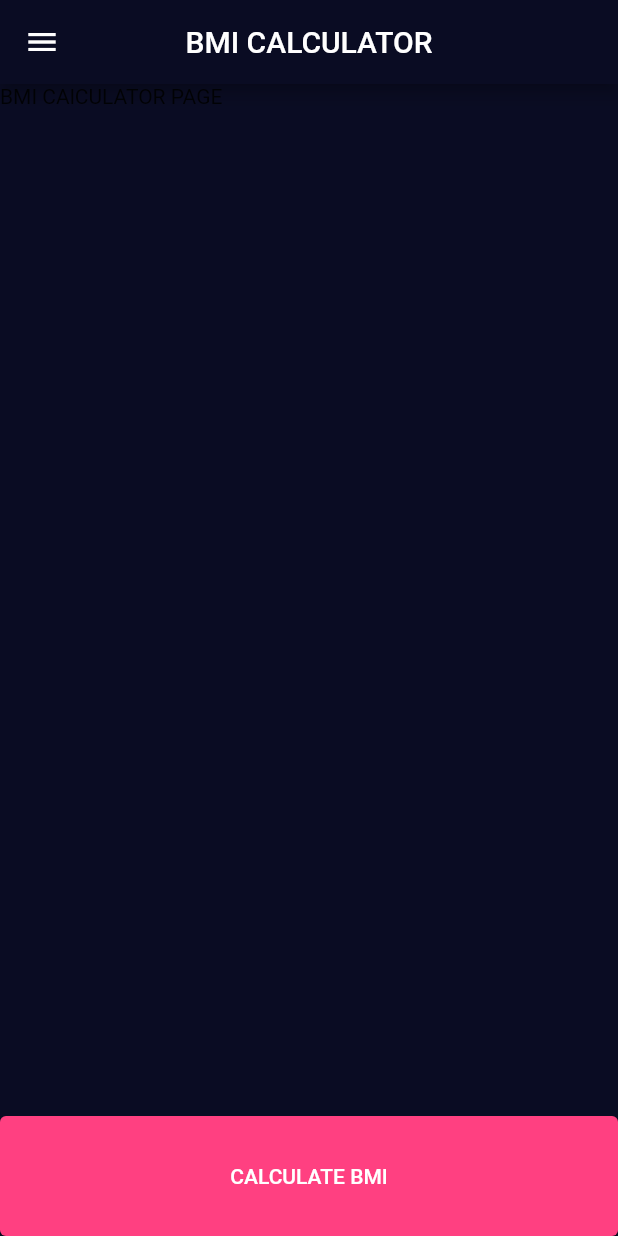
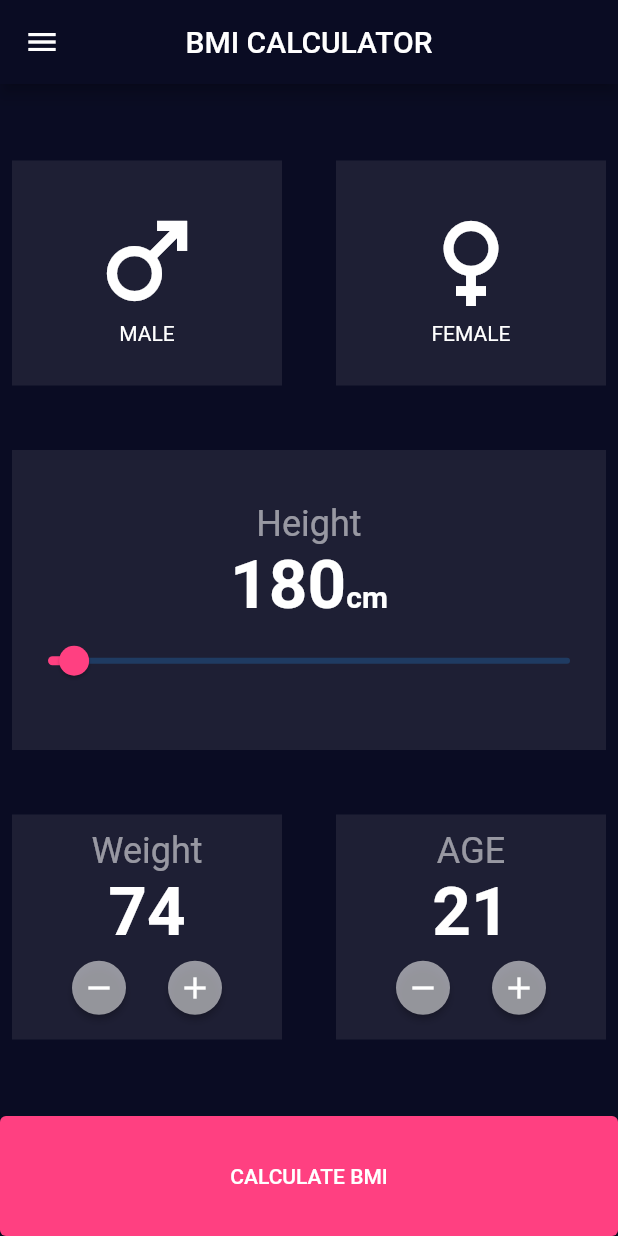
Before and after one commit to Anishh-Joshi/Flutter-Mini-Bootcamp, a Flutter app: the screen it shows after launch, on a phone screen of 412 x 824 dp. Run offline on Flutter 3.47's test engine with Material 2 defaults, Android fonts, the phone set to English and light mode, and no system bars.

Commit message:
Columns_And_Rows

```diff
--- a/analysis_options.yaml
+++ b/analysis_options.yaml
@@ -22,6 +22,8 @@ linter:
   # `// ignore_for_file: name_of_lint` syntax on the line or in the file
   # producing the lint.
   rules:
+    prefer_const_constructor:false
+    prefer_const_literal_to_create_immutable:false
     # avoid_print: false  # Uncomment to disable the `avoid_print` rule
     # prefer_single_quotes: true  # Uncomment to enable the `prefer_single_quotes` rule
 
--- a/lib/BMI.dart
+++ b/lib/BMI.dart
@@ -1,37 +1,181 @@
 import 'package:flutter/material.dart';
 
-
 class BMI extends StatefulWidget {
-  const BMI({ Key? key }) : super(key: key);
+  const BMI({Key? key}) : super(key: key);
 
   @override
   State<BMI> createState() => _BMIState();
 }
 
 class _BMIState extends State<BMI> {
+
   @override
   Widget build(BuildContext context) {
-    return  Scaffold(
-      backgroundColor:Theme.of(context).primaryColor ,
+    return Scaffold(
+      backgroundColor: Theme.of(context).primaryColor,
       appBar: AppBar(
-        title: const Text("BMI CALCULATOR"),
+        title: Text("BMI CALCULATOR"),
         backgroundColor: Theme.of(context).primaryColor,
         centerTitle: true,
       ),
       drawer: Drawer(
         backgroundColor: Theme.of(context).primaryColor,
+      ),
+      body: SafeArea(
+          child: Padding(
+        padding: const EdgeInsets.all(8.0),
+        child: Column(
+          mainAxisAlignment: MainAxisAlignment.spaceEvenly,
+          children: [
+            Container(
+              width: double.infinity,
+              child: Row(
+                mainAxisAlignment: MainAxisAlignment.spaceBetween,
+                children: [
+                  Container(
+                    height: 150,
+                    color: Color.fromRGBO(30, 31, 52, 1),
+                    width: 180,
+                    child: Column(
+                      mainAxisAlignment: MainAxisAlignment.center,
+                      children: [
+                        Icon(
+                          Icons.male,
+                          size: 80,
+                        ),
+                        Text("MALE")
+                      ],
+                    ),
+                  ),
+                  Container(
+                    height: 150,
+                    color: Color(0xff1e1f34),
+                    width: 180,
+                    child: Column(
+                      mainAxisAlignment: MainAxisAlignment.center,
+                      children: [
+                        Icon(
+                          Icons.female,
+                          size: 80,
+                        ),
+                        Text("FEMALE")
+                      ],
+                    ),
+                  )
+                ],
+              ),
+            ),
 
-      ),
-      body:const SafeArea(child:  Text("BMI CAlCULATOR PAGE")) ,
+            Container(
+              color: Color(0xff1e1f34),
+              width: double.infinity,
+              height: 200,
+              child: Column(
+                mainAxisAlignment: MainAxisAlignment.center,
+                children: [
+                  Text(
+                    "Height",
+                    style: TextStyle(color: Colors.white54, fontSize: 24),
+                  ),
+                  RichText(
+                    text: TextSpan(
+                      text: "180",
+                      style: TextStyle(color: Colors.white,fontWeight: FontWeight.bold,fontSize: 45),
+                      children: const <TextSpan>[
+                        TextSpan(
+                            text: 'cm',
+                            style: TextStyle(fontSize: 20)),
+                      ],
+                    ),
+                  ),
+                  Slider(
+                    activeColor: Colors.pinkAccent,
+                    min: 0,max: 200,
+                    value: 10.0,
+                     onChanged:(value){
 
+
+                    })
+                ],
+              ),
+            ),
+            Row(
+              mainAxisAlignment: MainAxisAlignment.spaceBetween,
+              children: [
+                Container(
+                  width: 180,
+                  height: 150,
+                  color:Color(0xff1e1f34) ,
+                  child: Column(
+                    mainAxisAlignment: MainAxisAlignment.center,
+                    children: [
+                      Text("Weight",style: TextStyle(color: Colors.white54,fontSize: 24),),
+                      Text("74",style: TextStyle(color: Colors.white,fontSize: 45,fontWeight: FontWeight.bold),),
+                      Row(
+                        mainAxisAlignment: MainAxisAlignment.center,
+                        children: [
+                          ElevatedButton(
+                            style: ElevatedButton.styleFrom(
+                              shape: CircleBorder(),
+                              primary: Colors.white54
+                            ),
+                            onPressed: (){}, child: Icon(Icons.remove)
+                            ),
+                        ElevatedButton(
+                            style: ElevatedButton.styleFrom(
+                              shape: CircleBorder(),
+                              primary: Colors.white54
+                            ),
+                            onPressed: (){}, child: Icon(Icons.add)
+                            ),
+                      ],)
+
+                    ],
+                  ),
+                ),
+                Container(
+                  width: 180,
+                  height: 150,
+                  color: Color(0xff1e1f34),
+                  child: Column(
+                    mainAxisAlignment: MainAxisAlignment.center,
+                    children: [
+                      Text("AGE",style: TextStyle(color: Colors.white54,fontSize: 24),),
+                      Text("21",style: TextStyle(color: Colors.white,fontSize: 45,fontWeight: FontWeight.bold),),
+                      Row(
+                        mainAxisAlignment: MainAxisAlignment.center,
+                        children: [
+                          ElevatedButton(
+                            style: ElevatedButton.styleFrom(
+                              shape: CircleBorder(),
+                              primary: Colors.white54
+                            ),
+                            onPressed: (){}, child: Icon(Icons.remove)
+                            ),
+                        ElevatedButton(
+                            style: ElevatedButton.styleFrom(
+                              shape: CircleBorder(),
+                              primary: Colors.white54
+                            ),
+                            onPressed: (){}, child: Icon(Icons.add)
+                            ),
+                      ],)
+
+                    ],
+                  ),
+                ),
+              ],
+            ),
+          ],
+        ),
+      )),
       bottomNavigationBar: ElevatedButton(
         style: ElevatedButton.styleFrom(
-          primary: Colors.pinkAccent,
-           minimumSize: const Size(double.infinity, 80)
-        ),
-          child: const Text("CALCULATE BMI"),
-          onPressed: (){},
-        ),
+            primary: Colors.pinkAccent,
+            minimumSize: const Size(double.infinity, 80)),
+        child: Text("CALCULATE BMI"),
+        onPressed: () {},
+      ),
     );
   }
 }
--- a/lib/main.dart
+++ b/lib/main.dart
@@ -15,9 +15,10 @@ class MyApp extends StatelessWidget {
       title: 'BMI Calculator',
       debugShowCheckedModeBanner: false,
       theme: ThemeData(
-        primaryColor: const Color(0xff0a0c23),
+        primaryColor:  Color(0xff0a0c23),
+        brightness: Brightness.dark
       ),
-      home: const BMI(),
+      home: BMI(),
     );
   }
 }
```
